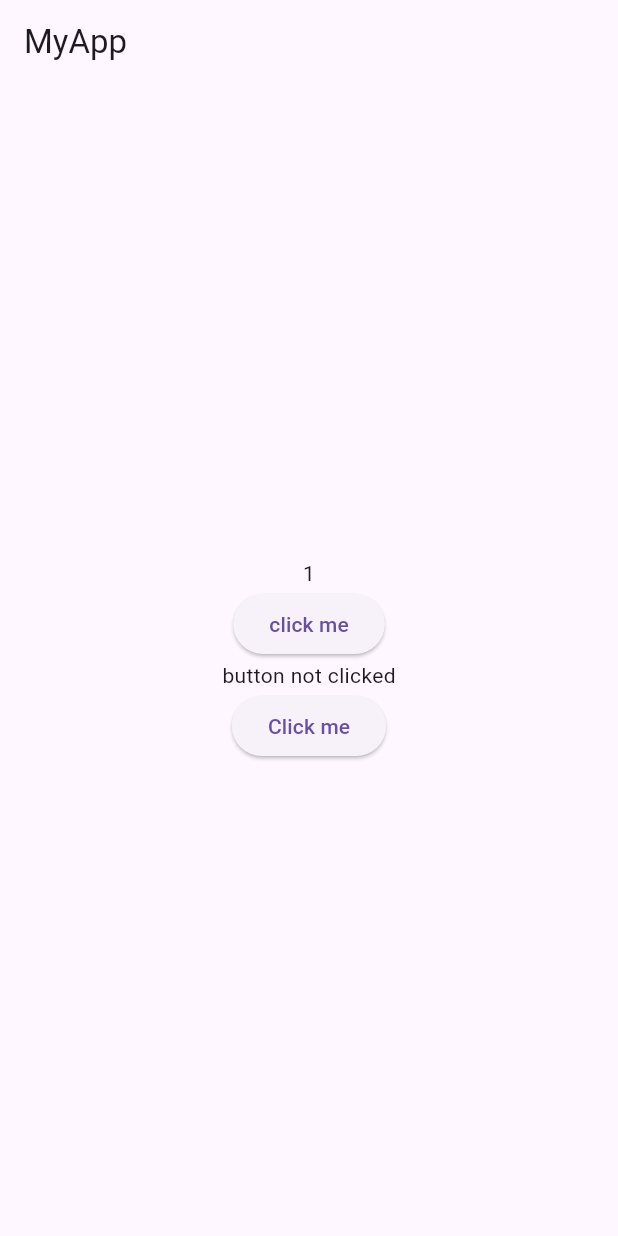
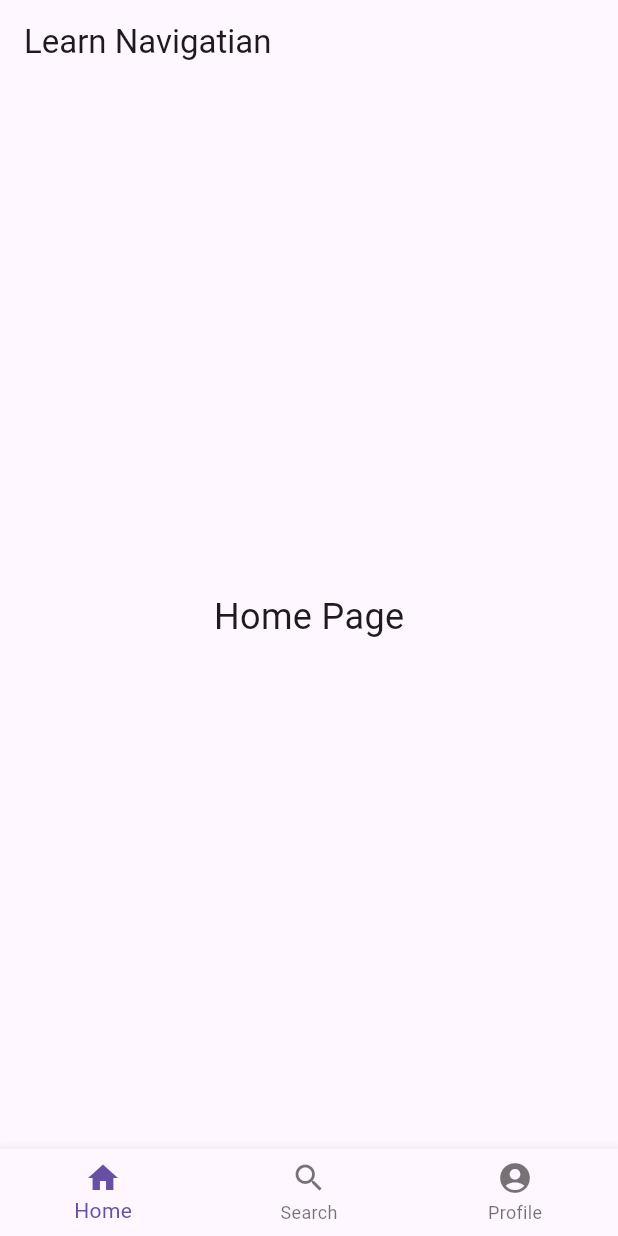
Before and after one commit to rafsanza-hub/learn-flutter, a Flutter app: the screen it shows after launch, on a phone screen of 412 x 824 dp. Run offline on Flutter 3.47's test engine with Material 3 defaults, Android fonts, the phone set to English and light mode, and no system bars.

Commit message:
Learn Navigation

```diff
--- a/lib/main.dart
+++ b/lib/main.dart
@@ -1,51 +1,161 @@
+// import 'package:flutter/material.dart';
+
+// void main() => runApp(const MyApp());
+
+// class MyApp extends StatelessWidget {
+//   const MyApp({super.key});
+
+//   @override
+//   Widget build(BuildContext context) {
+//     return const MaterialApp(
+//       home: HomePage(),
+//     );
+//   }
+// }
+
+// class HomePage extends StatefulWidget {
+//   const HomePage({super.key});
+
+//   @override
+//   HomePageState createState() => HomePageState();
+// }
+
+// class HomePageState extends State<HomePage> {
+//   int _selectedIndex = 0;
+
+//   // Method untuk mengubah halaman berdasarkan index
+//   void _onItemTapped(int index) {
+//     setState(() {
+//       _selectedIndex = index;
+//     });
+//   }
+
+//   // Konten untuk setiap halaman
+//   final List<Widget> _pages = [
+//     const Center(
+//       child: Text(
+//         'Home Page',
+//         style: TextStyle(fontSize: 24),
+//       ),
+//     ),
+//     const Center(
+//       child: Text(
+//         'Search Page',
+//         style: TextStyle(fontSize: 24),
+//       ),
+//     ),
+//     const Center(
+//       child: Text(
+//         'Profile Page',
+//         style: TextStyle(fontSize: 24),
+//       ),
+//     ),
+//   ];
+
+//   @override
+//   Widget build(BuildContext context) {
+//     return Scaffold(
+//       appBar: AppBar(
+//         title: const Text("Flutter Navigation Example"),
+//       ),
+//       body: _pages[_selectedIndex], // Menampilkan halaman sesuai index
+//       bottomNavigationBar: BottomNavigationBar(
+//         currentIndex: _selectedIndex,
+//         onTap: _onItemTapped,
+//         items: const <BottomNavigationBarItem>[
+//           BottomNavigationBarItem(
+//             icon: Icon(Icons.home),
+//             label: 'Home',
+//           ),
+//           BottomNavigationBarItem(
+//             icon: Icon(Icons.search),
+//             label: 'Search',
+//           ),
+//           BottomNavigationBarItem(
+//             icon: Icon(Icons.account_circle),
+//             label: 'Profile',
+//           ),
+//         ],
+//       ),
+//     );
+//   }
+// }
+
 import 'package:flutter/material.dart';
 
-void main() {
-  runApp(const MyApp());
-}
+void main() => runApp(const MyApp());
 
-class MyApp extends StatefulWidget {
+class MyApp extends StatelessWidget {
   const MyApp({super.key});
 
   @override
-  State<MyApp> createState() => _MyAppState();
+  Widget build(BuildContext context) {
+    return const MaterialApp(
+      home: HomePage(),
+    );
+  }
 }
 
-class _MyAppState extends State<MyApp> {
-  int count = 1;
-  String message = "button not clicked";
-  void clickButton() {
+class HomePage extends StatefulWidget {
+  const HomePage({super.key});
+
+  @override
+  State<HomePage> createState() => _HomePageState();
+}
+
+class _HomePageState extends State<HomePage> {
+  int _selectedIndex = 0;
+  void _clicked(int index) {
     setState(() {
-      count++;
+      _selectedIndex = index;
     });
   }
 
+  final List<Widget> _pages = [
+    const Center(
+      child: Text(
+        'Home Page',
+        style: TextStyle(fontSize: 24),
+      ),
+    ),
+    const Center(
+      child: Text(
+        'Search Page',
+        style: TextStyle(fontSize: 24),
+      ),
+    ),
+    const Center(
+      child: Text(
+        'Profile Page',
+        style: TextStyle(fontSize: 24),
+      ),
+    ),
+  ];
+
   @override
-  Widget build(BuildContext context) {
-    return MaterialApp(
-      home: Scaffold(
-        appBar: AppBar(
-          title: const Text("MyApp"),
-        ),
-        body: Center(
-          child: Column(
-            mainAxisAlignment: MainAxisAlignment.center,
-            children: [
-              Text(count.toString()),
-              ElevatedButton(
-                  onPressed: () => setState(() => count++),
-                  child: const Text("click me")),
-              Text(
-                message,
-              ),
-              ElevatedButton(
-                  onPressed: () {
-                    setState(() => message = "button already clicked");
-                  },
-                  child: const Text("Click me")),
-            ],
+  Widget build(BuildContext contect) {
+    return Scaffold(
+      appBar: AppBar(
+        title: const Text("Learn Navigatian"),
+      ),
+      body: _pages[_selectedIndex],
+      bottomNavigationBar: BottomNavigationBar(
+        currentIndex: _selectedIndex,
+        onTap: _clicked,
+        items: const [
+          BottomNavigationBarItem(
+            icon: Icon(Icons.home),
+            label: 'Home',
           ),
-        ),
+          BottomNavigationBarItem(
+            icon: Icon(Icons.search),
+            label: 'Search',
+          ),
+          BottomNavigationBarItem(
+            icon: Icon(Icons.account_circle),
+            label: 'Profile',
+          ),
+        ],
       ),
     );
   }
```
Also changed, not shown: 1 other file.
